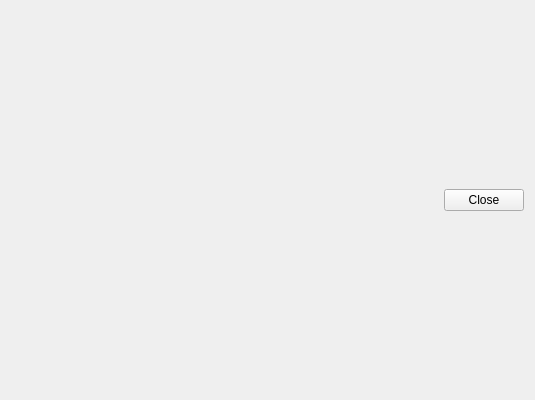
Before: the Qt Designer form ui/SearchResultDialog.ui in giovortu/Urania, drawn with Qt 5.
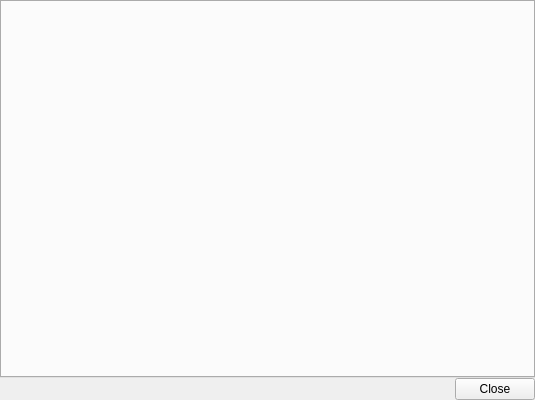
After: the same form once the commit is applied.

Commit message: Added tabs to search widget

Diff of the .ui file:
```diff
--- a/ui/SearchResultDialog.ui
+++ b/ui/SearchResultDialog.ui
@@ -14,16 +14,35 @@
    <string>Dialog</string>
   </property>
   <layout class="QGridLayout" name="gridLayout">
-   <item row="0" column="0">
-    <layout class="QVBoxLayout" name="mainLayout"/>
-   </item>
-   <item row="1" column="0">
+   <property name="leftMargin">
+    <number>0</number>
+   </property>
+   <property name="topMargin">
+    <number>0</number>
+   </property>
+   <property name="rightMargin">
+    <number>0</number>
+   </property>
+   <property name="bottomMargin">
+    <number>0</number>
+   </property>
+   <property name="spacing">
+    <number>0</number>
+   </property>
+   <item row="1" column="1">
     <widget class="QDialogButtonBox" name="buttonBox">
      <property name="orientation">
       <enum>Qt::Horizontal</enum>
      </property>
      <property name="standardButtons">
-      <set>QDialogButtonBox::Close</set>
+      <set>QDialogButtonBox::StandardButton::Close</set>
+     </property>
+    </widget>
+   </item>
+   <item row="0" column="0" colspan="2">
+    <widget class="QTabWidget" name="tabWidget">
+     <property name="currentIndex">
+      <number>-1</number>
      </property>
     </widget>
    </item>
```
Left out of the diff: 2 changed lines with no effect on the pictures. The commit also changes 4 other files.
